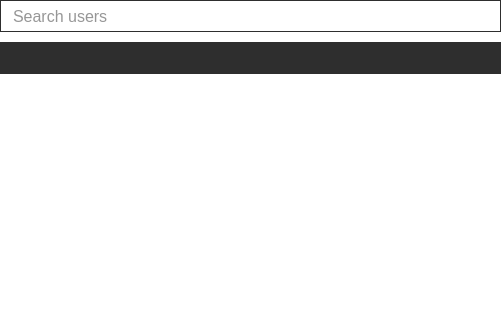
Before: the Qt Designer form parsec/core/gui/forms/users_widget.ui in Scille/parsec-cloud, drawn with Qt 5; both pictures show x 0 to 501 and y 0 to 320 of the 501 by 549 pixel window.
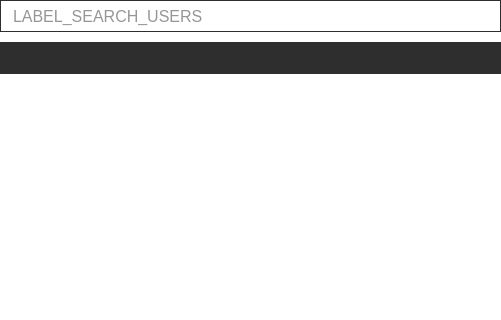
After: the same form once the commit is applied. Icons and pictures are not drawn.

What changed in the file:
```diff
--- a/parsec/core/gui/forms/users_widget.ui
+++ b/parsec/core/gui/forms/users_widget.ui
@@ -93,7 +93,7 @@
         <string/>
        </property>
        <property name="placeholderText">
-        <string>Search users</string>
+        <string>LABEL_SEARCH_USERS</string>
        </property>
       </widget>
      </item>
```
